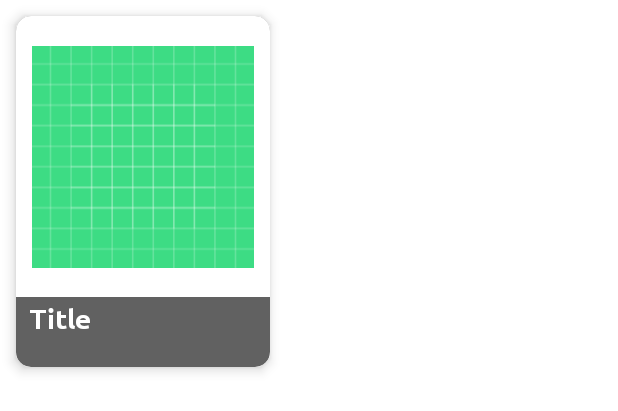
After one commit to IronClad1607/WeDigit-Test, an Android app: the layout list_item_production.xml on its own in the app's theme, with its tools: preview values and no code run, on a phone screen of 412 x 824 dp. The commit adds this screen. Shown: the top 411 px of the screen. Run offline under Robolectric (Android 15) with nearby library versions, the phone set to English and light mode, and no system bars.

Commit message:
production adpater done

```diff
--- /dev/null
+++ b/app/src/main/res/layout/list_item_production.xml
@@ -0,0 +1,69 @@
+<?xml version="1.0" encoding="utf-8"?>
+<com.google.android.material.card.MaterialCardView xmlns:android="http://schemas.android.com/apk/res/android"
+    xmlns:app="http://schemas.android.com/apk/res-auto"
+    xmlns:tools="http://schemas.android.com/tools"
+    android:layout_width="@dimen/_130sdp"
+    android:layout_height="@dimen/_180sdp"
+    android:layout_margin="@dimen/_8sdp"
+    android:backgroundTint="@color/grey_700"
+    android:padding="20dp"
+    app:cardCornerRadius="10dp"
+    app:cardElevation="5dp">
+
+    <androidx.constraintlayout.widget.ConstraintLayout
+        android:layout_width="match_parent"
+        android:layout_height="match_parent">
+
+        <androidx.constraintlayout.widget.Guideline
+            android:id="@+id/startGuideline"
+            android:layout_width="wrap_content"
+            android:layout_height="wrap_content"
+            android:orientation="vertical"
+            app:layout_constraintGuide_percent="0.05" />
+
+        <androidx.constraintlayout.widget.Guideline
+            android:id="@+id/midGuideline"
+            android:layout_width="wrap_content"
+            android:layout_height="wrap_content"
+            android:orientation="horizontal"
+            app:layout_constraintGuide_percent="0.8" />
+
+        <androidx.constraintlayout.widget.Guideline
+            android:id="@+id/endGuideline"
+            android:layout_width="wrap_content"
+            android:layout_height="wrap_content"
+            android:orientation="vertical"
+            app:layout_constraintGuide_percent="0.95" />
+
+        <ImageView
+            android:id="@+id/image_view_poster"
+            android:layout_width="0dp"
+            android:layout_height="0dp"
+            android:background="@color/white"
+            android:contentDescription="@string/poster_of_the_movie"
+            android:padding="@dimen/_8sdp"
+            app:layout_constraintBottom_toTopOf="@id/midGuideline"
+            app:layout_constraintEnd_toEndOf="parent"
+            app:layout_constraintStart_toStartOf="parent"
+            app:layout_constraintTop_toTopOf="parent"
+            tools:src="@drawable/ic_launcher_background" />
+
+        <TextView
+            android:id="@+id/text_view_title"
+            android:layout_width="0dp"
+            android:layout_height="0dp"
+            android:layout_marginTop="@dimen/_3sdp"
+            android:fontFamily="@font/ubuntu_bold"
+            android:textColor="@android:color/white"
+            android:textSize="18sp"
+            android:textStyle="bold"
+            app:layout_constraintBottom_toBottomOf="parent"
+            app:layout_constraintEnd_toEndOf="@id/endGuideline"
+            app:layout_constraintHorizontal_bias="0.0"
+            app:layout_constraintStart_toStartOf="@id/startGuideline"
+            app:layout_constraintTop_toBottomOf="@id/midGuideline"
+            app:layout_constraintVertical_bias="0.0"
+            tools:text="Title" />
+    </androidx.constraintlayout.widget.ConstraintLayout>
+
+</com.google.android.material.card.MaterialCardView>
```
Also changed, not shown: app/src/main/java/com/ironclad/wedigittest/view/adapters/CompanyAdapter.kt (added, +51 -0 lines), app/src/main/java/com/ironclad/wedigittest/view/fragments/FeedFragment.kt (+4 -4 lines), app/src/main/java/com/ironclad/wedigittest/view/fragments/MovieDetailFragment.kt (+15 -0 lines).
